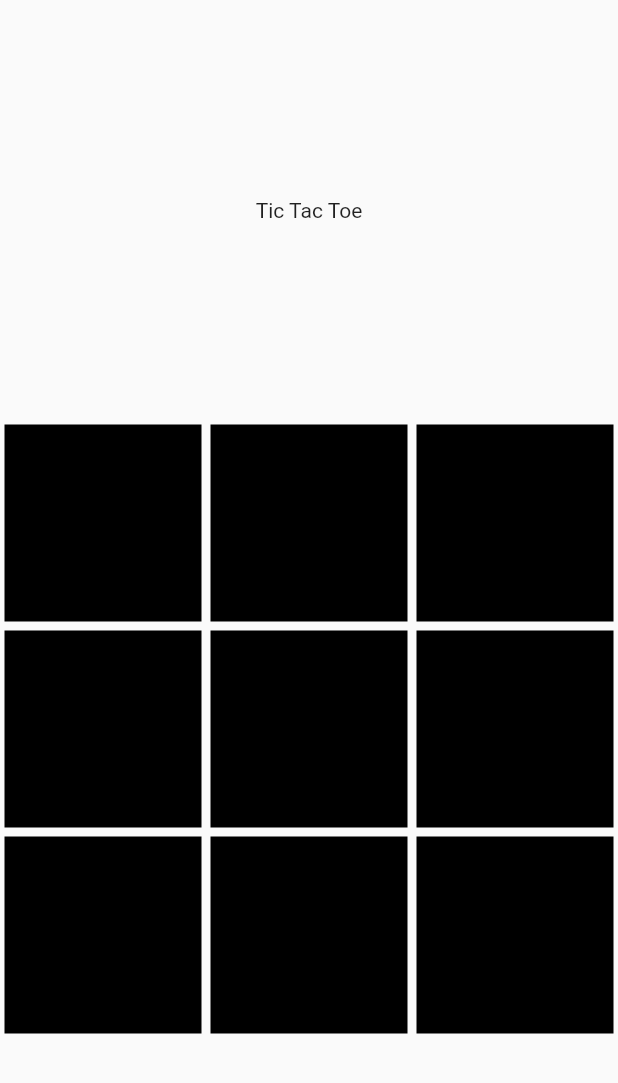
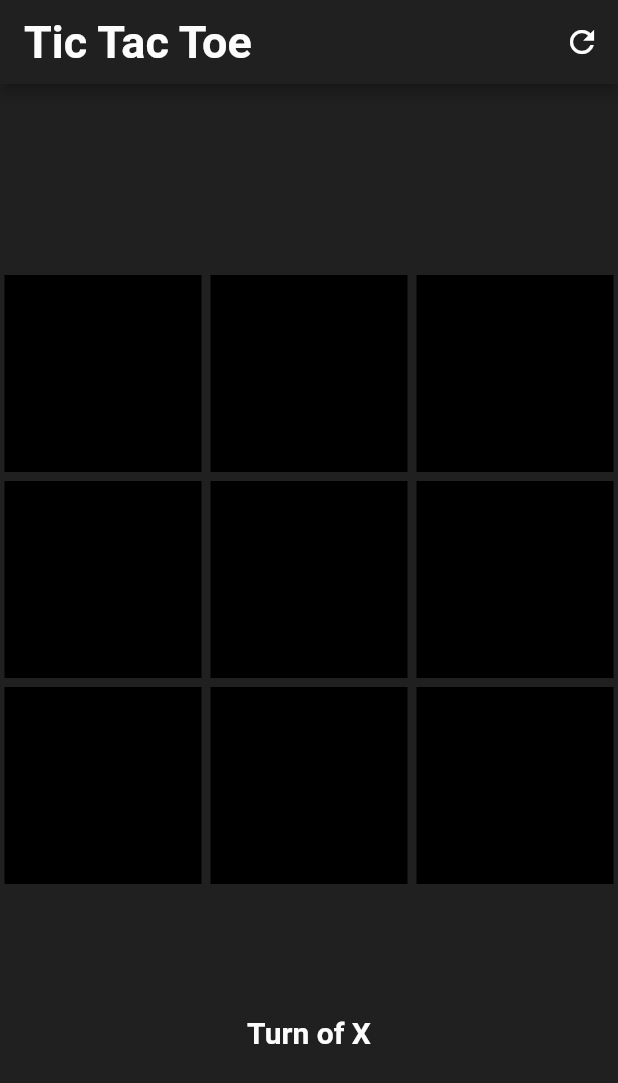
Before and after one commit to harshb-15/TicTacToe, a Flutter app: the screen it shows after launch, on a phone screen of 412 x 824 dp. Shown: the top 1083 px of the screen. Run offline on Flutter 3.47's test engine with Material 2 defaults, Android fonts, the phone set to English and light mode, and no system bars.

Commit message:
Added UI

```diff
--- a/lib/main.dart
+++ b/lib/main.dart
@@ -14,12 +14,15 @@ class MyApp extends StatelessWidget {
   // This widget is the root of your application.
   @override
   Widget build(BuildContext context) {
-    return MaterialApp(
+    return ChangeNotifierProvider.value(
+      value: BoxData(),
+      child: MaterialApp(
         title: 'Flutter Demo',
         home: const MyHomePage(),
         routes: {
           WinPage().routname: (context) => WinPage(),
         },
+      ),
     );
   }
 }
@@ -29,15 +32,43 @@ class MyHomePage extends StatelessWidget {
 
   @override
   Widget build(BuildContext context) {
+    final data = Provider.of<BoxData>(context);
     return SafeArea(
-      child: ChangeNotifierProvider.value(
-        value: BoxData(),
       child: Scaffold(
+        appBar: AppBar(
+          backgroundColor: Color(0xff212020),
+          title: const Text(
+            "Tic Tac Toe",
+            style: TextStyle(
+                color: Color(0xfffdfcfc),
+                fontSize: 30,
+                fontWeight: FontWeight.bold),
+          ),
+          actions: [
+            IconButton(
+                onPressed: () {
+                  data.reset();
+                },
+                icon: const Icon(Icons.refresh))
+          ],
+        ),
         body: Container(
+          padding: EdgeInsets.symmetric(vertical: 40),
+          color: const Color(0xff212020),
           child: Column(
             mainAxisAlignment: MainAxisAlignment.spaceEvenly,
-              children: [Text("Tic Tac Toe"), BoxGrid()],
-            ),
+            children: [
+              const BoxGrid(),
+              data.won == false
+                  ? Text(
+                      "Turn of ${data.turn == 1 ? "X" : "O"}",
+                      style: const TextStyle(
+                          color: Color(0xfffdfcfc),
+                          fontSize: 20,
+                          fontWeight: FontWeight.bold),
+                    )
+                  : const Text(""),
+            ],
           ),
         ),
       ),
--- a/lib/widgets/tic_box.dart
+++ b/lib/widgets/tic_box.dart
@@ -5,16 +5,19 @@ import 'package:tictactoe/providers/box_data.dart';
 class TicBox extends StatelessWidget {
   final int tp, id;
   Color clr = Colors.white;
+  Image? img;
 
   TicBox(this.tp, this.id, {Key? key}) : super(key: key);
 
   void changeColor() {
     if (tp == 0) {
-      clr = Colors.red;
+      img = const Image(
+        image: AssetImage('assets/images/O2.png'),
+      );
     } else if (tp == 1) {
-      clr = Colors.yellow;
-    } else {
-      clr = Colors.black;
+      img = const Image(
+        image: AssetImage('assets/images/x2.png'),
+      );
     }
   }
 
@@ -27,10 +30,11 @@ class TicBox extends StatelessWidget {
         data.changeData(id);
       },
       child: Container(
+        color: Colors.black,
         width: 10,
         height: 10,
-        color: clr,
-        margin: EdgeInsets.all(3),
+        margin: const EdgeInsets.all(3),
+        child: img,
       ),
     );
   }
```
Also changed, not shown: lib/pages/win.dart (+28 -5 lines), pubspec.yaml (+4 -3 lines), assets/images/O.png (added), assets/images/O2.png (added), assets/images/x2.png (added), 1 other file. Lines whose indentation alone changed are shown as unchanged.
